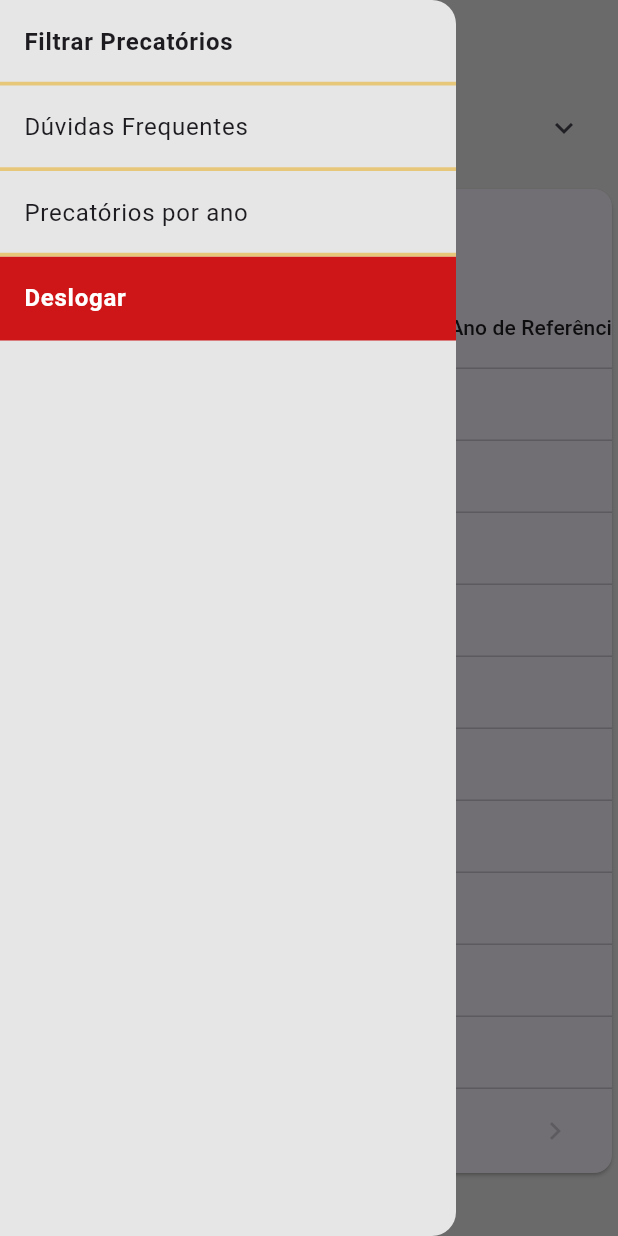
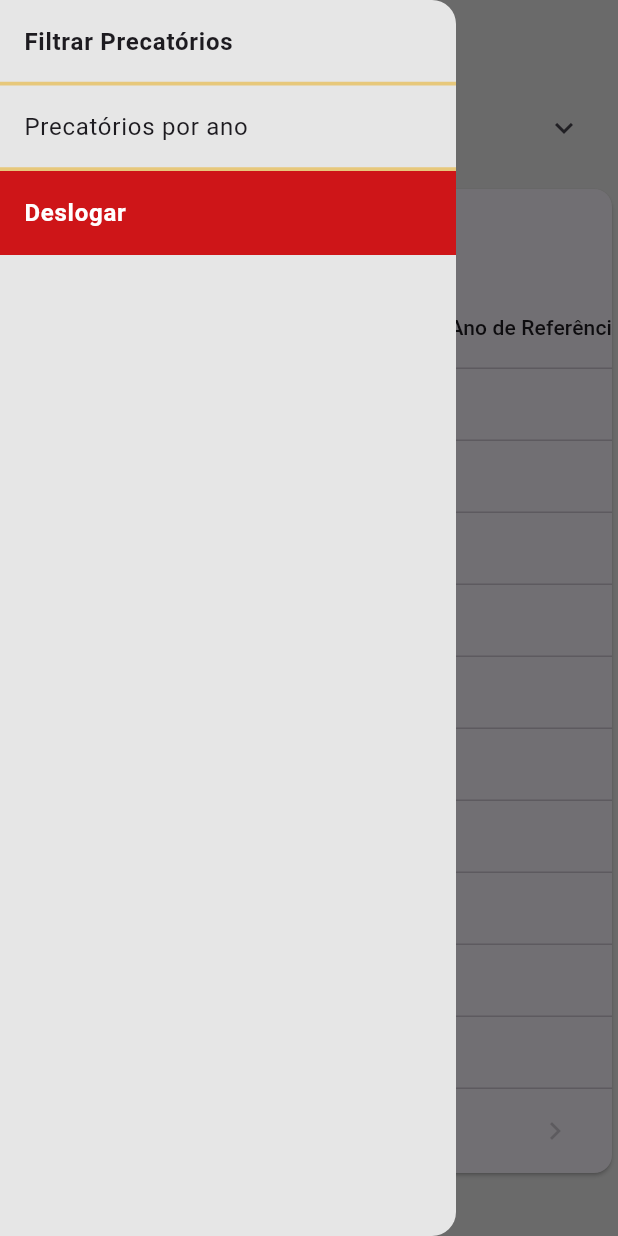
Before and after one commit to itallopacheco/app_tjsp, a Flutter app: the screen it shows once a user with an empty profile is signed in, with the side drawer open, on a phone screen of 412 x 824 dp. Run offline on Flutter 3.47's test engine with Material 3 defaults, Android fonts, the phone set to English and light mode, and no system bars; our stand-ins replace cloud_firestore, dio, firebase_auth, firebase_core, firebase_storage, google_sign_in; missing offline and left inert: lecle_downloads_path_provider; accounts and stored records are empty; network calls fail.

Commit message:
remocao de elemento desnecessário

```diff
--- a/lib/app/components/drawer.dart
+++ b/lib/app/components/drawer.dart
@@ -54,19 +54,6 @@ class MyDrawer extends StatelessWidget {
           //   },
           // ),
 
-          /// Opção 3: Dúvidas Frequentes
-          ListTile(
-            title: const Text('Dúvidas Frequentes'),
-            onTap: () {
-              // TODO: Lógica para ação da opção 3
-            },
-          ),
-          const Divider(
-            thickness: 2.5,
-            height: 1,
-            color: Color(0xffe7c87b),
-          ),
-
           /// Opção 4: Precatórios por ano
           ListTile(
             title: const Text('Precatórios por ano'),
```
